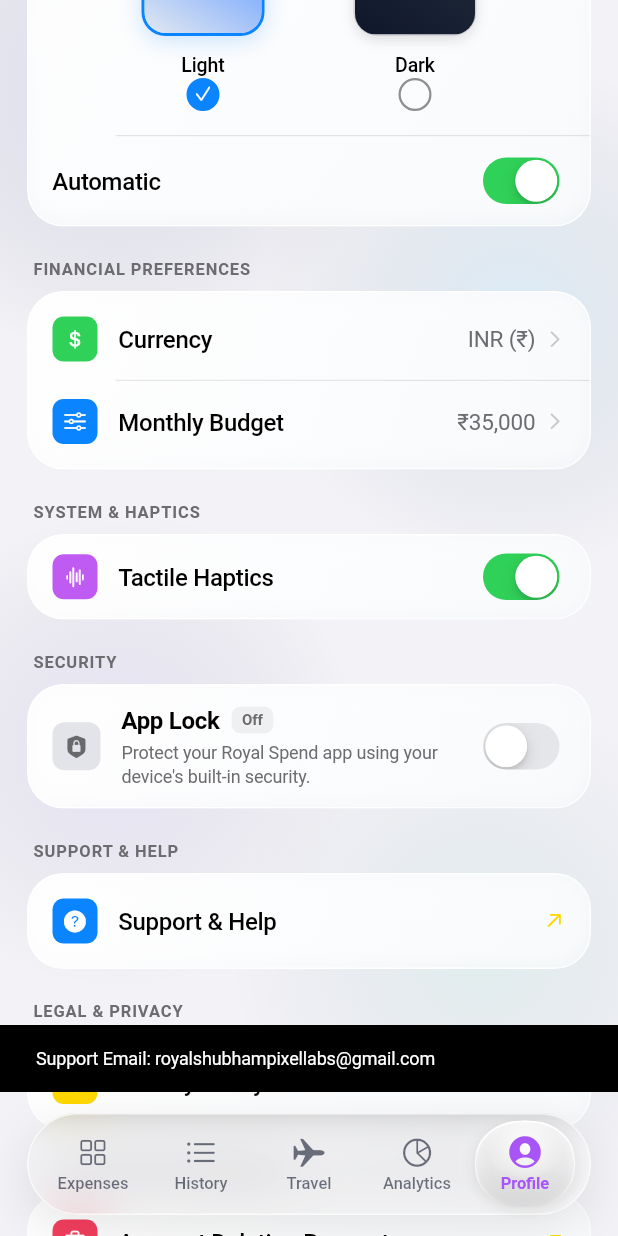
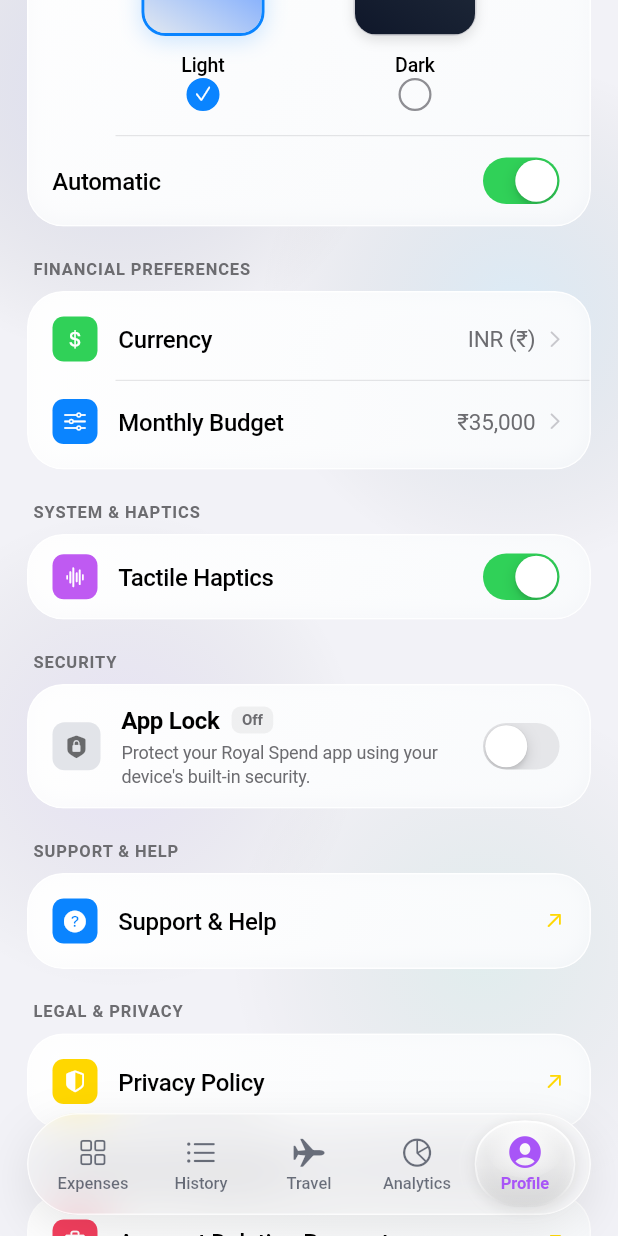
Before and after one commit to shubham143dot/Royal-Spend, a Flutter app: the MainNavigationScreen screen opened directly, item 5 of the bottom bar chosen, scrolled down 576 dp, after a tap on "Support & Help", on a phone screen of 412 x 824 dp. Run offline on Flutter 3.47's test engine with Material 3 defaults, Android fonts, the phone set to English and light mode, and no system bars; our stand-ins replace cloud_firestore, firebase_auth, firebase_core, firebase_storage, fl_chart, google_maps_flutter and 8 more; missing offline and left inert: google_maps_flutter_android, google_maps_flutter_platform_interface; accounts and stored records are empty; Roboto replaces fonts that are missing (SF Pro Display).

Commit message:
fix(support): add mailto and Gmail queries to AndroidManifest, direct redirection to Gmail without showing raw email on screen

```diff
--- a/lib/core/utils/privacy_launcher.dart
+++ b/lib/core/utils/privacy_launcher.dart
@@ -48,7 +48,7 @@ class PrivacyLauncher {
   /// Opens the default email client addressed to the Royal Spend Privacy Team.
   static Future<bool> contactPrivacyTeam([BuildContext? context]) async {
     HapticHelper.lightImpact();
-    final uri = Uri(
+    final mailtoUri = Uri(
       scheme: 'mailto',
       path: AppConstants.privacyEmail,
       queryParameters: {
@@ -57,31 +57,34 @@ class PrivacyLauncher {
     );
 
     try {
-      if (await canLaunchUrl(uri)) {
-        return await launchUrl(uri);
-      }
+      final launched = await launchUrl(
+        mailtoUri,
+        mode: LaunchMode.externalApplication,
+      );
+      if (launched) return true;
     } catch (e) {
       debugPrint('[PrivacyLauncher] Error launching mail: $e');
     }
 
-    if (context != null && context.mounted) {
-      ScaffoldMessenger.of(context).showSnackBar(
-        SnackBar(
-          content: Text(
-            'Contact Privacy Team at: ${AppConstants.privacyEmail}',
-            style: const TextStyle(fontSize: 12),
-          ),
-          duration: const Duration(seconds: 4),
-        ),
+    try {
+      final webGmailUri = Uri.parse(
+        'https://mail.google.com/mail/?view=cm&fs=1&to=${Uri.encodeComponent(AppConstants.privacyEmail)}&su=${Uri.encodeComponent("Royal Spend Privacy & Data Inquiry")}',
       );
+      return await launchUrl(
+        webGmailUri,
+        mode: LaunchMode.externalApplication,
+      );
+    } catch (e) {
+      debugPrint('[PrivacyLauncher] Error launching web Gmail fallback: $e');
     }
     return false;
   }
 
   /// Opens the default email app / Gmail addressed to Royal Spend Support.
+  /// If native intent is unavailable, seamlessly redirects to web Gmail compose.
   static Future<bool> openSupportEmail([BuildContext? context]) async {
     HapticHelper.lightImpact();
-    final uri = Uri(
+    final mailtoUri = Uri(
       scheme: 'mailto',
       path: AppConstants.supportEmail,
       queryParameters: {
@@ -89,30 +92,47 @@ class PrivacyLauncher {
       },
     );
 
+    // 1. Try launching native mail app (Gmail) via externalApplication mode
     try {
-      if (await canLaunchUrl(uri)) {
-        final launched = await launchUrl(
-          uri,
-          mode: LaunchMode.externalApplication,
-        );
-        if (launched) return true;
-        return await launchUrl(uri);
-      }
+      final launched = await launchUrl(
+        mailtoUri,
+        mode: LaunchMode.externalApplication,
+      );
+      if (launched) return true;
     } catch (e) {
-      debugPrint('[PrivacyLauncher] Error launching support email: $e');
+      debugPrint('[PrivacyLauncher] Error launching mailto intent: $e');
     }
 
-    if (context != null && context.mounted) {
-      ScaffoldMessenger.of(context).showSnackBar(
-        SnackBar(
-          content: Text(
-            'Support Email: ${AppConstants.supportEmail}',
-            style: const TextStyle(fontSize: 12),
-          ),
-          duration: const Duration(seconds: 4),
-        ),
+    // 2. Try launching native mail app with platformDefault mode
+    try {
+      final launched = await launchUrl(
+        mailtoUri,
+        mode: LaunchMode.platformDefault,
       );
+      if (launched) return true;
+    } catch (e) {
+      debugPrint('[PrivacyLauncher] Error launching mailto platformDefault: $e');
     }
+
+    // 3. Fallback: Seamlessly redirect to Gmail web composer in external browser
+    try {
+      final webGmailUri = Uri.parse(
+        'https://mail.google.com/mail/?view=cm&fs=1&to=${Uri.encodeComponent(AppConstants.supportEmail)}&su=${Uri.encodeComponent("Royal Spend Support & Help Request")}',
+      );
+      final webLaunched = await launchUrl(
+        webGmailUri,
+        mode: LaunchMode.externalApplication,
+      );
+      if (webLaunched) return true;
+
+      return await launchUrl(
+        webGmailUri,
+        mode: LaunchMode.platformDefault,
+      );
+    } catch (e) {
+      debugPrint('[PrivacyLauncher] Error launching web Gmail fallback: $e');
+    }
+
     return false;
   }
 
```
Also changed, not shown: 1 other file.
